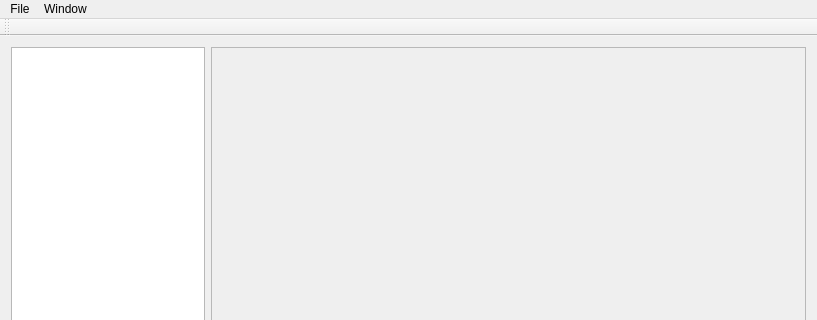
Above: source/form/mainwindow.ui from mighty1231/GrpEditor before the change; both pictures show x 0 to 817 and y 0 to 320 of the 817 by 584 pixel window. Below: the same form after it.
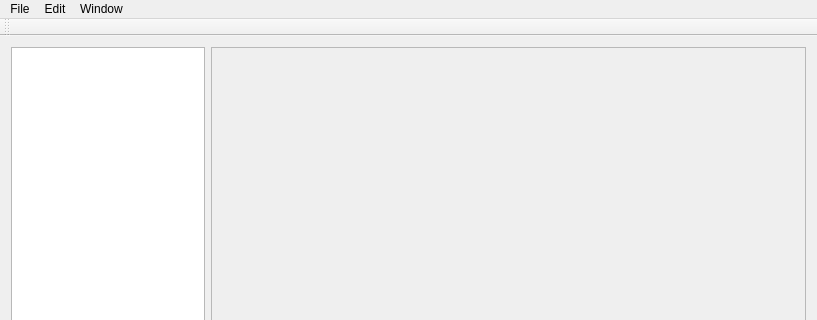
That is the form after the change.

Patch:
```diff
--- a/source/form/mainwindow.ui
+++ b/source/form/mainwindow.ui
@@ -167,7 +167,13 @@
     </property>
     <addaction name="act_pallete"/>
    </widget>
+   <widget class="QMenu" name="menuEdit">
+    <property name="title">
+     <string>Edit</string>
+    </property>
+   </widget>
    <addaction name="menuFile"/>
+   <addaction name="menuEdit"/>
    <addaction name="menuTool"/>
   </widget>
   <widget class="QToolBar" name="mainToolBar">
```
